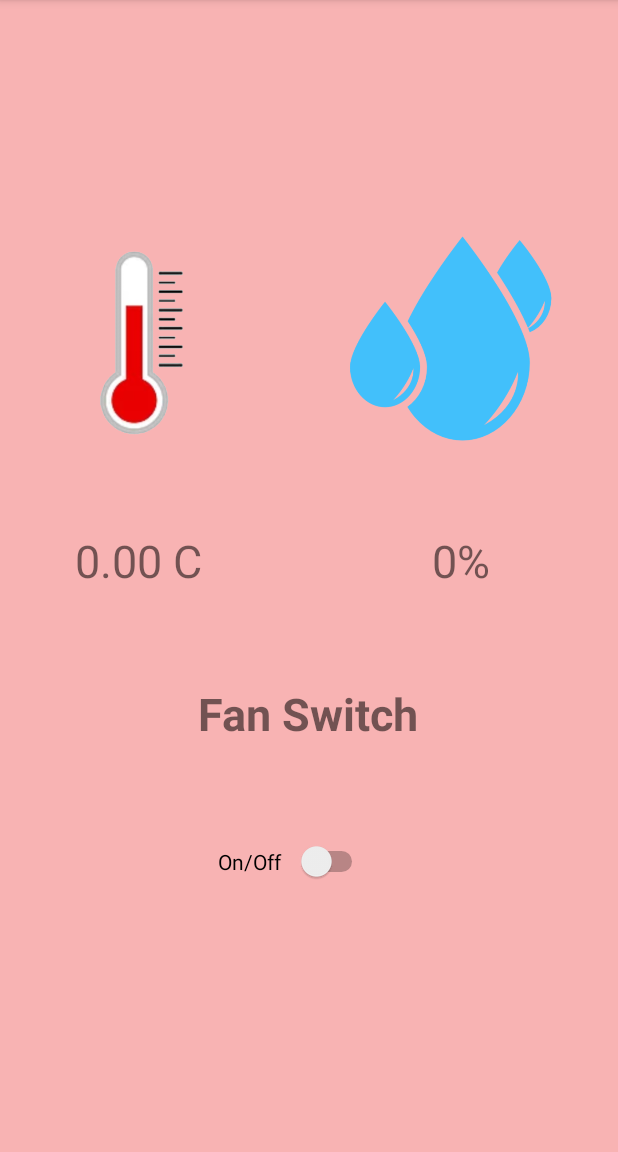
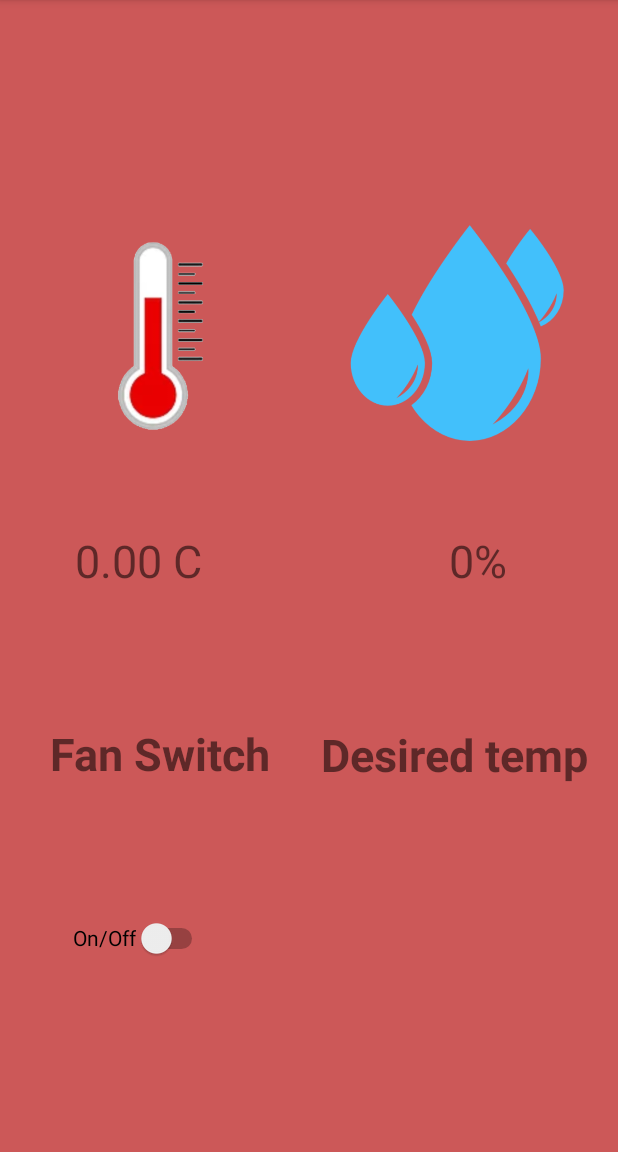
Before and after one commit to ZacharySymons-n01390593/Centurion, an Android app: the screen it shows after launch (MainActivity), in the side drawer, after a tap on "Thermostat", on a phone screen of 412 x 824 dp, the part 84-1236 px from its top. Run offline under Robolectric (Android 15) with nearby library versions, the phone set to English and light mode, and no system bars; Roboto replaces fonts that are not available here.

Commit message:
added arrow drawable and edited layout to include desired temp

```diff
--- a/Centurion/build.gradle
+++ b/Centurion/build.gradle
@@ -41,4 +41,5 @@ dependencies {
     testImplementation 'junit:junit:4.+'
     androidTestImplementation 'androidx.test.ext:junit:1.1.2'
     androidTestImplementation 'androidx.test.espresso:espresso-core:3.3.0'
+
 }
--- a/Centurion/src/main/java/home/control/centurion/Thermostat/ThermostatFrag.java
+++ b/Centurion/src/main/java/home/control/centurion/Thermostat/ThermostatFrag.java
@@ -26,6 +26,11 @@ public class ThermostatFrag extends Fragment {
     public View onCreateView(LayoutInflater inflater, ViewGroup container,
                              Bundle savedInstanceState) {
         View root = inflater.inflate(R.layout.fragment_thermostat, container, false);
+
+
+
+
+
         return root;
     }
 }
--- a/Centurion/src/main/res/layout-land/fragment_thermostat.xml
+++ b/Centurion/src/main/res/layout-land/fragment_thermostat.xml
@@ -10,6 +10,21 @@
         android:layout_width="match_parent"
         android:layout_height="match_parent"
         android:background="@color/burgundy">
+
+        <TextView
+            android:id="@+id/fantext3"
+            android:layout_width="212dp"
+            android:layout_height="65dp"
+            android:text="Desired Temp"
+            android:textAlignment="center"
+            android:textSize="30dp"
+            android:textStyle="bold"
+            app:layout_constraintBottom_toBottomOf="parent"
+            app:layout_constraintEnd_toEndOf="parent"
+            app:layout_constraintHorizontal_bias="0.256"
+            app:layout_constraintStart_toStartOf="parent"
+            app:layout_constraintTop_toTopOf="parent"
+            app:layout_constraintVertical_bias="0.953" />
 
         <Switch
             android:id="@+id/fanSwitch2"
--- a/Centurion/src/main/res/layout/fragment_thermostat.xml
+++ b/Centurion/src/main/res/layout/fragment_thermostat.xml
@@ -9,27 +9,27 @@
     <androidx.constraintlayout.widget.ConstraintLayout
         android:layout_width="match_parent"
         android:layout_height="match_parent"
-        android:background="@color/roomtemp">
+        android:background="@color/burgundy">
 
         <TextView
             android:id="@+id/fantext2"
-            android:layout_width="212dp"
-            android:layout_height="65dp"
+            android:layout_width="@dimen/imagewidth"
+            android:layout_height="@dimen/textheight"
             android:text="Fan Switch"
             android:textAlignment="center"
             android:textSize="30dp"
             android:textStyle="bold"
             app:layout_constraintBottom_toBottomOf="parent"
             app:layout_constraintEnd_toEndOf="parent"
-            app:layout_constraintHorizontal_bias="0.497"
+            app:layout_constraintHorizontal_bias="0.063"
             app:layout_constraintStart_toStartOf="parent"
             app:layout_constraintTop_toTopOf="parent"
-            app:layout_constraintVertical_bias="0.648" />
+            app:layout_constraintVertical_bias="0.681" />
 
         <ImageView
             android:id="@+id/roomtemp"
-            android:layout_width="156dp"
-            android:layout_height="177dp"
+            android:layout_width="@dimen/imagewidth"
+            android:layout_height="@dimen/imageheight"
             android:src="@drawable/roomtemp"
             app:layout_constraintBottom_toBottomOf="parent"
             app:layout_constraintEnd_toEndOf="parent"
@@ -61,35 +61,84 @@
             android:textSize="@dimen/textsize"
             app:layout_constraintBottom_toBottomOf="parent"
             app:layout_constraintEnd_toEndOf="parent"
-            app:layout_constraintHorizontal_bias="0.816"
+            app:layout_constraintHorizontal_bias="0.85"
             app:layout_constraintStart_toStartOf="parent"
             app:layout_constraintTop_toTopOf="parent"
             app:layout_constraintVertical_bias="0.499" />
 
         <ImageView
             android:id="@+id/humidity"
-            android:layout_width="151dp"
-            android:layout_height="175dp"
+            android:layout_width="@dimen/imagewidth"
+            android:layout_height="@dimen/imageheight"
             android:src="@drawable/humidity"
             app:layout_constraintBottom_toBottomOf="parent"
             app:layout_constraintEnd_toEndOf="parent"
-            app:layout_constraintHorizontal_bias="0.861"
+            app:layout_constraintHorizontal_bias="0.936"
             app:layout_constraintStart_toStartOf="parent"
             app:layout_constraintTop_toTopOf="parent"
-            app:layout_constraintVertical_bias="0.233" />
+            app:layout_constraintVertical_bias="0.234" />
 
         <Switch
             android:id="@+id/fanSwitch"
-            android:layout_width="100dp"
-            android:layout_height="63dp"
+            android:layout_width="@dimen/textwidth"
+            android:layout_height="@dimen/textheight"
             android:text="@string/on_off"
-
             app:layout_constraintBottom_toBottomOf="parent"
             app:layout_constraintEnd_toEndOf="parent"
-            app:layout_constraintHorizontal_bias="0.466"
+            app:layout_constraintHorizontal_bias="0.151"
             app:layout_constraintStart_toStartOf="parent"
             app:layout_constraintTop_toTopOf="parent"
-            app:layout_constraintVertical_bias="0.77" />
+            app:layout_constraintVertical_bias="0.841" />
+
+        <TextView
+            android:id="@+id/fantext"
+            android:layout_width="@dimen/imagewidth"
+            android:layout_height="@dimen/textheight"
+            android:text="Desired temp"
+            android:textAlignment="center"
+            android:textSize="30dp"
+            android:textStyle="bold"
+            app:layout_constraintBottom_toBottomOf="parent"
+            app:layout_constraintEnd_toEndOf="parent"
+            app:layout_constraintHorizontal_bias="0.926"
+            app:layout_constraintStart_toStartOf="parent"
+            app:layout_constraintTop_toTopOf="parent"
+            app:layout_constraintVertical_bias="0.682" />
+
+        <ImageButton
+            android:id="@+id/increment"
+            style="@style/Widget.AppCompat.Button.Borderless"
+            android:layout_width="wrap_content"
+            android:layout_height="wrap_content"
+            app:layout_constraintBottom_toTopOf="@+id/number"
+            app:layout_constraintEnd_toEndOf="parent"
+            app:layout_constraintStart_toStartOf="parent"
+            app:layout_constraintTop_toTopOf="parent"
+            app:layout_constraintVertical_chainStyle="packed" />
+
+        <EditText
+            android:id="@+id/number"
+            android:layout_width="0dp"
+            android:layout_height="wrap_content"
+            android:background="@android:color/transparent"
+            android:gravity="center"
+            android:inputType="number"
+            android:selectAllOnFocus="true"
+            app:layout_constraintBottom_toTopOf="@id/decrement"
+            app:layout_constraintEnd_toEndOf="parent"
+            app:layout_constraintStart_toStartOf="parent"
+            app:layout_constraintTop_toBottomOf="@id/increment"
+            tools:text="99" />
+
+        <ImageButton
+            android:id="@+id/decrement"
+            style="@style/Widget.AppCompat.Button.Borderless"
+            android:layout_width="wrap_content"
+            android:layout_height="wrap_content"
+            app:layout_constraintBottom_toBottomOf="parent"
+            app:layout_constraintEnd_toEndOf="parent"
+            app:layout_constraintStart_toStartOf="parent"
+            app:layout_constraintTop_toBottomOf="@id/number" />
 
     </androidx.constraintlayout.widget.ConstraintLayout>
 </FrameLayout>
--- a/Centurion/src/main/res/values/colors.xml
+++ b/Centurion/src/main/res/values/colors.xml
@@ -11,9 +11,6 @@
     <color name="gray">#686766</color>
     <color name="red">#FF0000</color>
     <color name="green">#00FF00</color>
-    <color name="hottemp">#D7B10606</color>
-    <color name="roomtemp">#F8B3B3</color>
-    <color name="coldtemp">#1EB0F4</color>
     <color name="burgundy">#CC5858</color>
     <color name="settings">#FFFFFFFF</color>
     <color name="buttonColor">#97F697</color>
--- a/Centurion/src/main/res/values/dimen.xml
+++ b/Centurion/src/main/res/values/dimen.xml
@@ -3,7 +3,7 @@
     <dimen name="textsize">30sp</dimen>
     <dimen name="textwidth">90dp</dimen>
     <dimen name="textheight">60dp</dimen>
-    <dimen name="imagewidth">160dp</dimen>
+    <dimen name="imagewidth">185dp</dimen>
     <dimen name="imageheight">160dp</dimen>
     <dimen name="seekbarwidth">300dp</dimen>
     <dimen name="seekbarheight">100dp</dimen>
--- a/build.gradle
+++ b/build.gradle
@@ -6,7 +6,9 @@ buildscript {
     }
     dependencies {
         classpath 'com.android.tools.build:gradle:7.0.2'
-        classpath 'com.google.gms:google-services:4.3.10'
+        classpath 'com.android.tools.build:gradle:3.4.1'
+        classpath 'com.jfrog.bintray.gradle:gradle-bintray-plugin:1.7.3'
+        classpath 'com.github.dcendents:android-maven-gradle-plugin:1.5'
         // NOTE: Do not place your application dependencies here; they belong
         // in the individual module build.gradle files
     }
```
Also changed, not shown: Centurion/src/main/res/drawable-v24/arrow.png (added).
